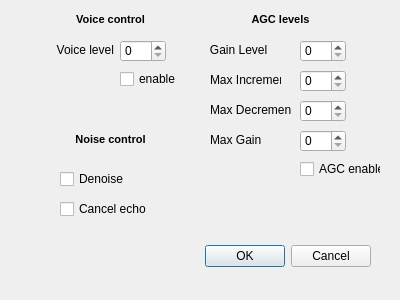
Above: TT_RemoteTranslation/soundfilters.ui from valikl/remote-translator before the change. Below: the same form after it.
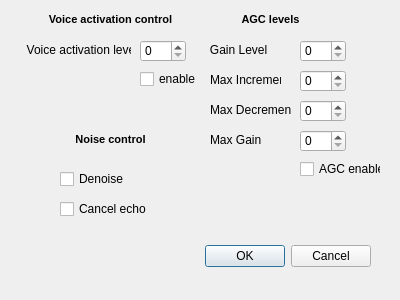
That is the form after the change.

Diff of the .ui file:
```diff
--- a/TT_RemoteTranslation/soundfilters.ui
+++ b/TT_RemoteTranslation/soundfilters.ui
@@ -137,7 +137,7 @@
   <widget class="QLabel" name="label_5">
    <property name="geometry">
     <rect>
-     <x>220</x>
+     <x>210</x>
      <y>10</y>
      <width>121</width>
      <height>20</height>
@@ -154,7 +154,7 @@
   <widget class="QSpinBox" name="VoiceActLvl">
    <property name="geometry">
     <rect>
-     <x>120</x>
+     <x>140</x>
      <y>40</y>
      <width>46</width>
      <height>22</height>
@@ -164,20 +164,20 @@
   <widget class="QLabel" name="label_6">
    <property name="geometry">
     <rect>
-     <x>50</x>
+     <x>20</x>
      <y>40</y>
-     <width>71</width>
+     <width>111</width>
      <height>20</height>
     </rect>
    </property>
    <property name="text">
-    <string>  Voice level</string>
+    <string>  Voice activation level</string>
    </property>
   </widget>
   <widget class="QCheckBox" name="VoiceActEn">
    <property name="geometry">
     <rect>
-     <x>120</x>
+     <x>140</x>
      <y>70</y>
      <width>81</width>
      <height>18</height>
@@ -216,9 +216,9 @@
   <widget class="QLabel" name="label_7">
    <property name="geometry">
     <rect>
-     <x>50</x>
+     <x>30</x>
      <y>10</y>
-     <width>121</width>
+     <width>161</width>
      <height>20</height>
     </rect>
    </property>
@@ -227,7 +227,7 @@
 &lt;html&gt;&lt;head&gt;&lt;meta name=&quot;qrichtext&quot; content=&quot;1&quot; /&gt;&lt;style type=&quot;text/css&quot;&gt;
 p, li { white-space: pre-wrap; }
 &lt;/style&gt;&lt;/head&gt;&lt;body style=&quot; font-family:'MS Shell Dlg 2'; font-size:8.25pt; font-weight:400; font-style:normal;&quot;&gt;
-&lt;p align=&quot;center&quot; style=&quot; margin-top:0px; margin-bottom:0px; margin-left:0px; margin-right:0px; -qt-block-indent:0; text-indent:0px;&quot;&gt;&lt;span style=&quot; font-size:8pt; font-weight:600;&quot;&gt;Voice control&lt;/span&gt;&lt;/p&gt;&lt;/body&gt;&lt;/html&gt;</string>
+&lt;p align=&quot;center&quot; style=&quot; margin-top:0px; margin-bottom:0px; margin-left:0px; margin-right:0px; -qt-block-indent:0; text-indent:0px;&quot;&gt;&lt;span style=&quot; font-size:8pt; font-weight:600;&quot;&gt;Voice activation control&lt;/span&gt;&lt;/p&gt;&lt;/body&gt;&lt;/html&gt;</string>
    </property>
   </widget>
   <widget class="QLabel" name="label_8">
```
